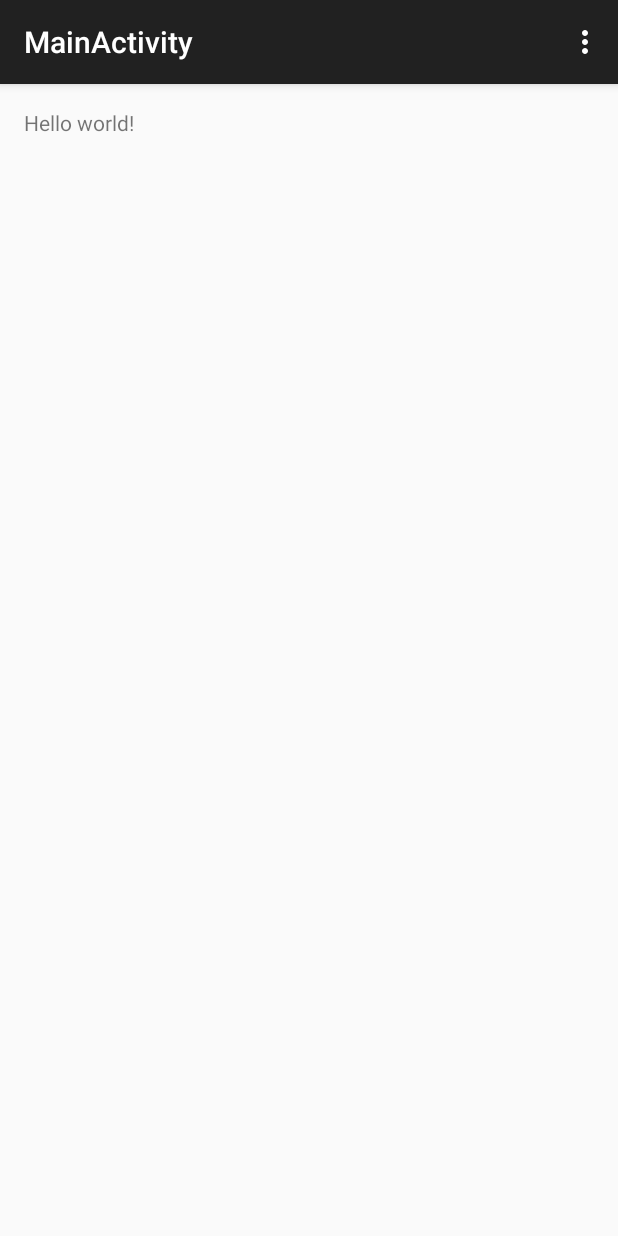
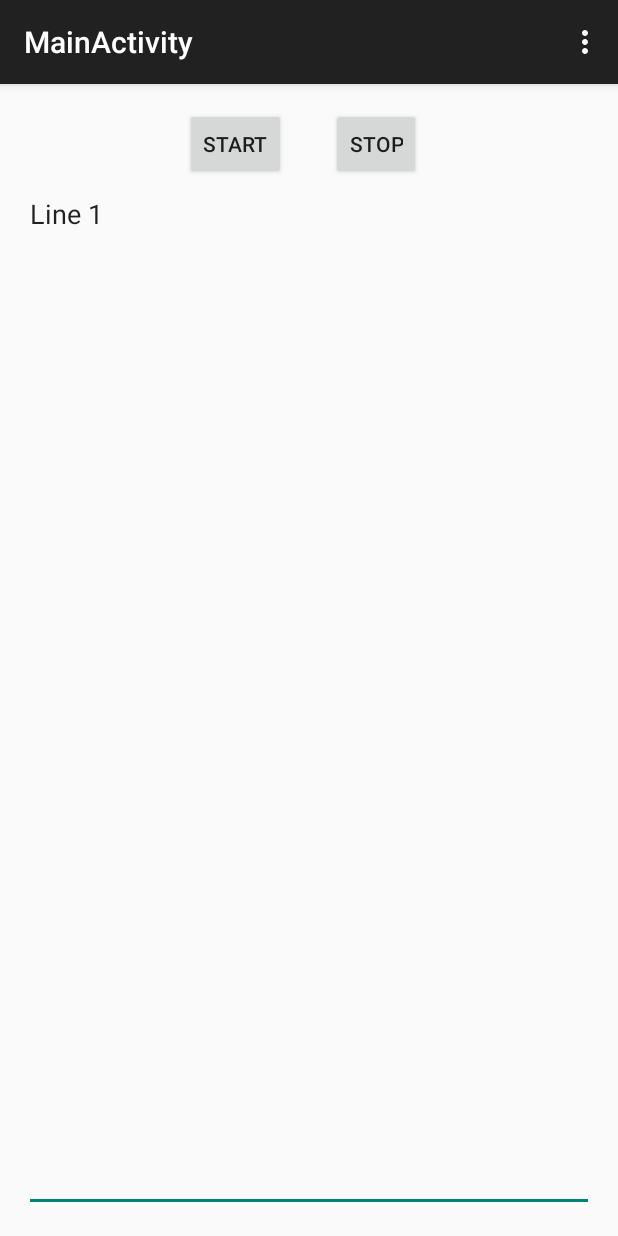
Before and after one commit to ktrain/shot-trainer, an Android app: the screen it shows after launch (MainActivity), on a phone screen of 412 x 824 dp. Run offline under Robolectric (Android 15) with nearby library versions, the phone set to English and light mode, and no system bars.

Commit message:
Basic UI with (nonfunctional) start/stop buttons and a logger textarea

```diff
--- a/app/src/main/java/com/intjltd/shottrainer/MainActivity.java
+++ b/app/src/main/java/com/intjltd/shottrainer/MainActivity.java
@@ -4,6 +4,7 @@ import android.support.v7.app.ActionBarActivity;
 import android.os.Bundle;
 import android.view.Menu;
 import android.view.MenuItem;
+import android.widget.EditText;
 
 
 public class MainActivity extends ActionBarActivity {
@@ -12,6 +13,9 @@ public class MainActivity extends ActionBarActivity {
     protected void onCreate(Bundle savedInstanceState) {
         super.onCreate(savedInstanceState);
         setContentView(R.layout.activity_main);
+
+        EditText logger = (EditText) findViewById(R.id.txtLogger);
+        logger.setText("Line 1");
     }
 
     @Override
--- a/app/src/main/res/layout/activity_main.xml
+++ b/app/src/main/res/layout/activity_main.xml
@@ -6,7 +6,51 @@
     android:paddingBottom="@dimen/activity_vertical_margin"
     tools:context="com.intjltd.shottrainer.MainActivity">
 
-    <TextView android:text="@string/hello_world" android:layout_width="wrap_content"
-        android:layout_height="wrap_content" />
+    <LinearLayout
+        android:orientation="vertical"
+        android:layout_width="match_parent"
+        android:layout_height="match_parent">
+
+        <RelativeLayout
+            android:layout_width="match_parent"
+            android:layout_height="wrap_content">
+
+            <Space
+                android:layout_width="30dp"
+                android:layout_height="20dp"
+                android:layout_centerHorizontal="true"
+                android:id="@+id/button_spacer" />
+
+            <Button
+                style="?android:attr/buttonStyleSmall"
+                android:layout_width="wrap_content"
+                android:layout_height="wrap_content"
+                android:text="@string/btnStart"
+                android:id="@+id/btnStart"
+                android:layout_toStartOf="@id/button_spacer" />
+
+            <Button
+                style="?android:attr/buttonStyleSmall"
+                android:layout_width="wrap_content"
+                android:layout_height="wrap_content"
+                android:text="@string/btnStop"
+                android:id="@+id/btnStop"
+                android:layout_toEndOf="@id/button_spacer" />
+        </RelativeLayout>
+
+        <EditText
+            android:layout_width="fill_parent"
+            android:layout_height="fill_parent"
+            android:inputType="textMultiLine"
+            android:ems="10"
+            android:id="@+id/txtLogger"
+            android:textIsSelectable="true"
+            android:enabled="true"
+            android:longClickable="true"
+            android:gravity="top"
+            android:fontFamily="Courier New"
+            android:scrollbars="vertical" />
+
+    </LinearLayout>
 
 </RelativeLayout>
--- a/app/src/main/res/values/strings.xml
+++ b/app/src/main/res/values/strings.xml
@@ -4,4 +4,6 @@
 
     <string name="hello_world">Hello world!</string>
     <string name="action_settings">Settings</string>
+    <string name="btnStart">Start</string>
+    <string name="btnStop">Stop</string>
 </resources>
```
